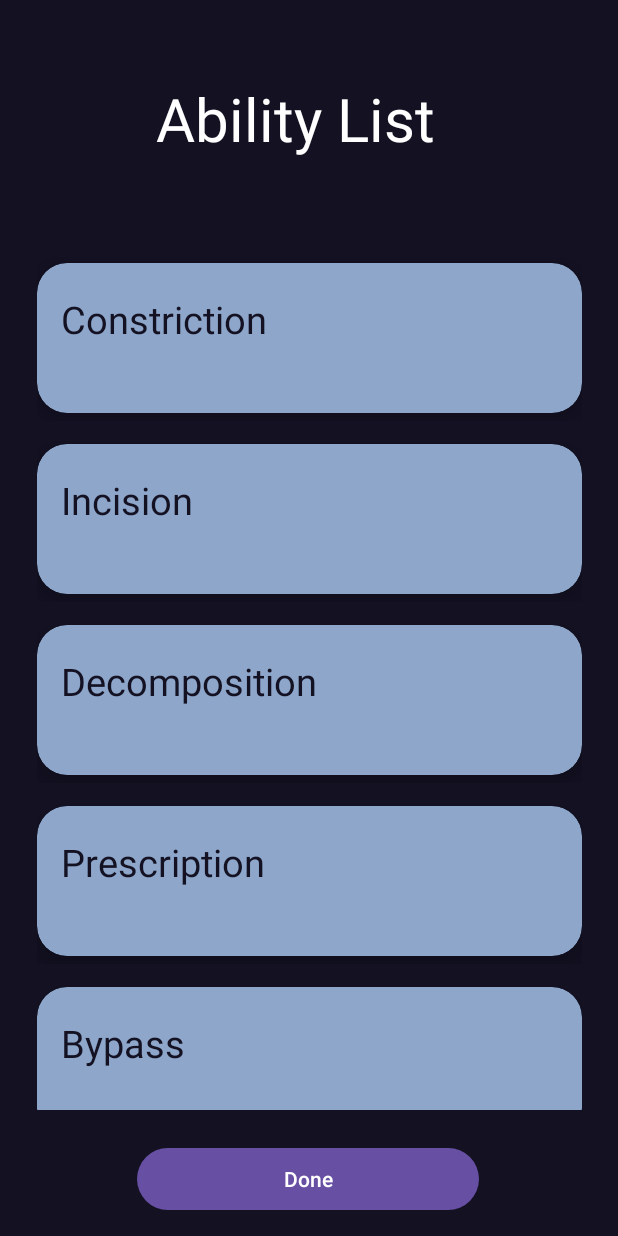
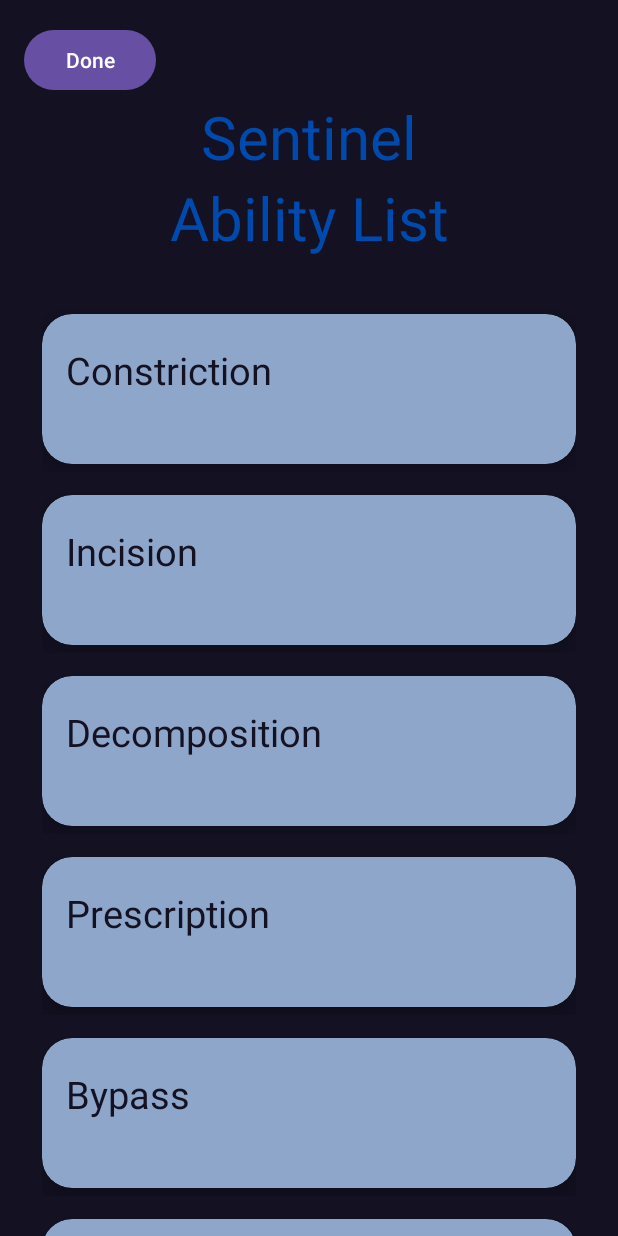
Before and after one commit to SolomonCas/Haxxor, an Android app: the MainActivity screen opened directly, with no data from a screen before it, after a tap on "ABILITY LIST", on a phone screen of 412 x 824 dp. Run offline under Robolectric (Android 15) with nearby library versions, the phone set to English and light mode, and no system bars; 1 statement that could not run was skipped.

Commit message:
fixed ability list view

```diff
--- a/app/src/main/java/com/example/haxxor/AbilityListView/AbilityActivity.java
+++ b/app/src/main/java/com/example/haxxor/AbilityListView/AbilityActivity.java
@@ -4,6 +4,7 @@ import android.content.Intent;
 import android.os.Bundle;
 import android.view.View;
 import android.widget.Button;
+import android.widget.TextView;
 
 import androidx.activity.EdgeToEdge;
 import androidx.appcompat.app.AppCompatActivity;
@@ -25,6 +26,7 @@ public class AbilityActivity extends AppCompatActivity {
     ability_RecyclerAdaptor abilityRecyclerAdaptor;
     RecyclerView ability_Recycler;
     Button doneButton;
+    TextView tv_type;
     @Override
     protected void onCreate(Bundle savedInstanceState) {
         super.onCreate(savedInstanceState);
@@ -39,9 +41,11 @@ public class AbilityActivity extends AppCompatActivity {
         DatabaseHelper db = new DatabaseHelper(this);
         ability_Recycler = (RecyclerView) findViewById(R.id.abilityRecycler);
         doneButton = (Button) findViewById(R.id.back_btn);
+        tv_type = findViewById(R.id.tv_type);
 
-        //abilityModel = db.getAbilities(getIntent().getStringExtra("Type")); // For Specific Player
-        abilityModel = db.getAllAbilities();
+        tv_type.setText(getIntent().getStringExtra("Type"));
+        abilityModel = db.getAbilities(getIntent().getStringExtra("Type")); // For Specific Player
+//        abilityModel = db.getAllAbilities();
         abilityRecyclerAdaptor = new ability_RecyclerAdaptor(this, abilityModel);
         ability_Recycler.setAdapter(abilityRecyclerAdaptor);
         ability_Recycler.setLayoutManager(new LinearLayoutManager(this));
--- a/app/src/main/java/com/example/haxxor/MainActivity.java
+++ b/app/src/main/java/com/example/haxxor/MainActivity.java
@@ -87,7 +87,13 @@ public class MainActivity extends AppCompatActivity {
             @Override
             public void onClick(View v) {
                 Intent intent = new Intent(MainActivity.this, AbilityActivity.class);
-                intent.putExtra("Type", "Haxxor"); // example only
+                if (currentMode.equals("haxxor")) {
+                    intent.putExtra("Type", "Haxxor");
+                }
+                else {
+                    intent.putExtra("Type", "Sentinel");
+                }
+
                 startActivity(intent);
             }
         });
--- a/app/src/main/res/layout/activity_ability.xml
+++ b/app/src/main/res/layout/activity_ability.xml
@@ -1,51 +1,44 @@
 <?xml version="1.0" encoding="utf-8"?>
-<androidx.constraintlayout.widget.ConstraintLayout xmlns:android="http://schemas.android.com/apk/res/android"
+<LinearLayout xmlns:android="http://schemas.android.com/apk/res/android"
     xmlns:app="http://schemas.android.com/apk/res-auto"
     xmlns:tools="http://schemas.android.com/tools"
     android:id="@+id/intensity_btn"
     android:layout_width="match_parent"
     android:layout_height="match_parent"
     android:background="@color/hexagon_color"
+    android:orientation="vertical"
     tools:context=".AbilityListView.AbilityActivity">
+
+    <Button
+        android:id="@+id/back_btn"
+        android:layout_width="wrap_content"
+        android:layout_height="wrap_content"
+        android:layout_marginStart="16dp"
+        android:layout_marginTop="16dp"
+        android:text="Done" />
+
+    <TextView
+        android:id="@+id/tv_type"
+        android:layout_width="match_parent"
+        android:layout_height="wrap_content"
+        android:textAlignment="center"
+        android:textColor="@color/text_color"
+        android:textSize="40dp" />
 
     <TextView
         android:id="@+id/AbilityList_Text"
-        android:layout_width="289dp"
+        android:layout_width="match_parent"
         android:layout_height="76dp"
-        android:layout_marginStart="52dp"
-        android:layout_marginTop="52dp"
-        android:layout_marginEnd="52dp"
         android:text="Ability List"
         android:textAlignment="center"
-        android:textColor="#fff"
-        android:textSize="40dp"
-        app:layout_constraintEnd_toEndOf="parent"
-        app:layout_constraintHorizontal_bias="0.0"
-        app:layout_constraintStart_toStartOf="parent"
-        app:layout_constraintTop_toTopOf="parent" />
+        android:textColor="@color/text_color"
+        android:textSize="40dp" />
 
     <androidx.recyclerview.widget.RecyclerView
         android:id="@+id/abilityRecycler"
-        android:layout_width="363dp"
-        android:layout_height="580dp"
+        android:layout_width="match_parent"
+        android:layout_height="match_parent"
         android:layout_marginStart="28dp"
-        android:layout_marginTop="32dp"
-        android:layout_marginEnd="28dp"
-        app:layout_constraintEnd_toEndOf="parent"
-        app:layout_constraintStart_toStartOf="parent"
-        app:layout_constraintTop_toBottomOf="@+id/AbilityList_Text" />
+        android:layout_marginEnd="28dp" />
 
-    <Button
-        android:id="@+id/back_btn"
-        android:layout_width="228dp"
-        android:layout_height="49dp"
-        android:layout_marginStart="82dp"
-        android:layout_marginTop="13dp"
-        android:layout_marginEnd="83dp"
-        android:layout_marginBottom="5dp"
-        android:text="Done"
-        app:layout_constraintBottom_toBottomOf="parent"
-        app:layout_constraintEnd_toEndOf="parent"
-        app:layout_constraintStart_toStartOf="parent"
-        app:layout_constraintTop_toBottomOf="@+id/abilityRecycler" />
-</androidx.constraintlayout.widget.ConstraintLayout>
+</LinearLayout>
```
